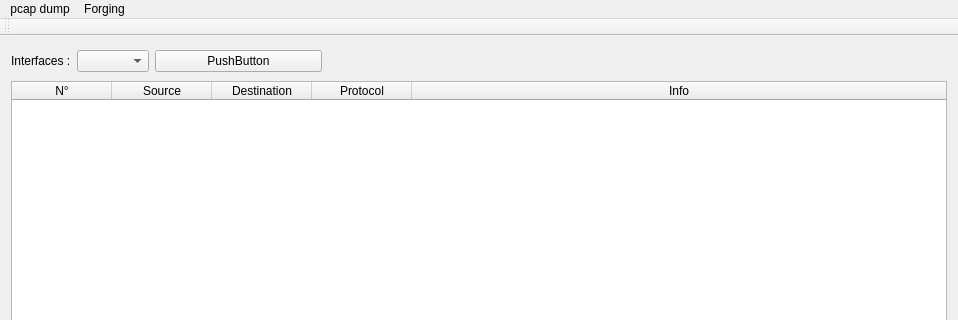
Qt form sniffer/mainwindow.ui (bertonf/NSP1) before a commit; both pictures show x 0 to 958 and y 0 to 320 of the 958 by 744 pixel window.
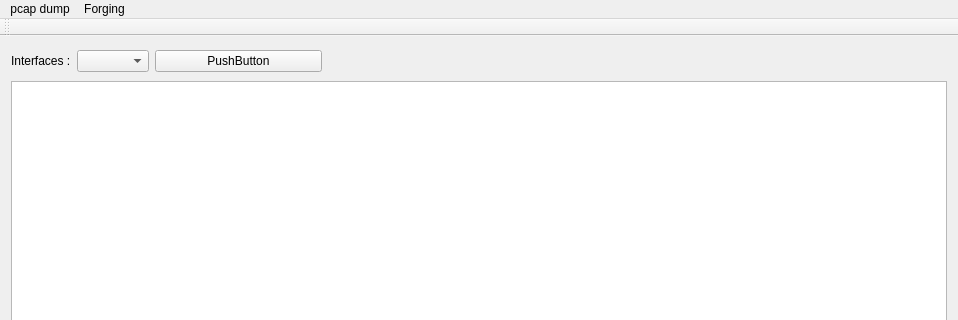
The same form after that commit.

```diff
--- a/sniffer/mainwindow.ui
+++ b/sniffer/mainwindow.ui
@@ -107,7 +107,7 @@
            <bool>false</bool>
           </property>
           <attribute name="horizontalHeaderVisible">
-           <bool>true</bool>
+           <bool>false</bool>
           </attribute>
           <attribute name="horizontalHeaderCascadingSectionResizes">
            <bool>true</bool>
```
Left out of the diff: 8 changed lines with no effect on the pictures.
